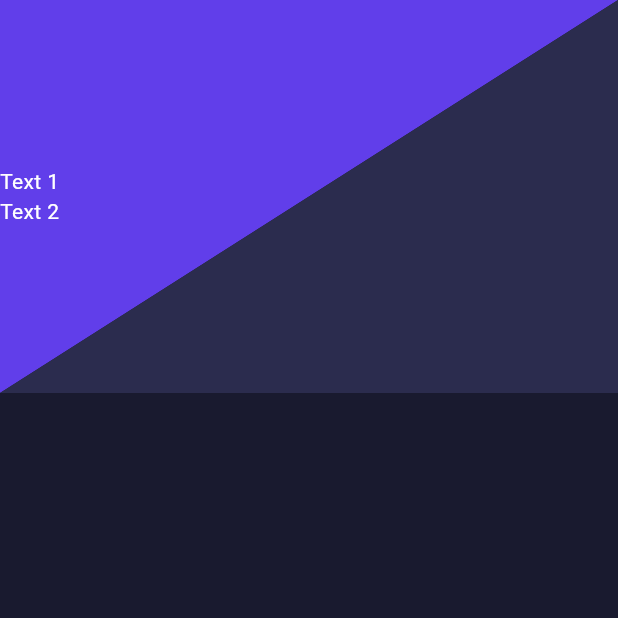
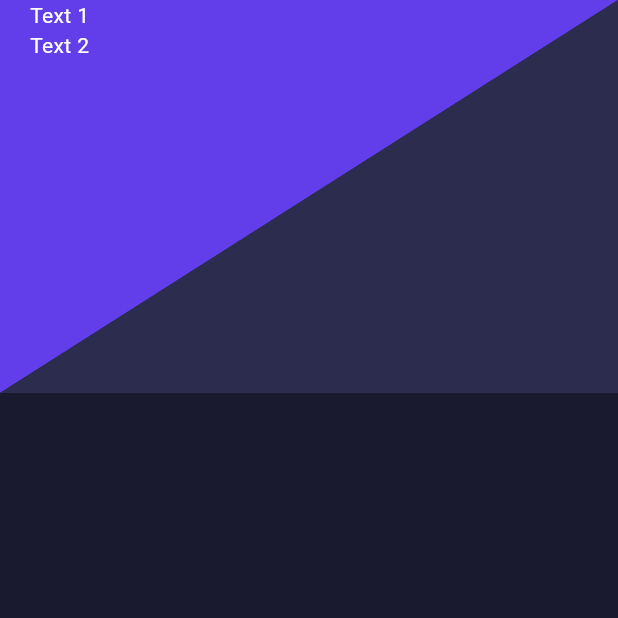
Before and after one commit to ba138/data, a Flutter app: the screen it shows after launch, on a phone screen of 412 x 824 dp, the top half of it. Run offline on Flutter 3.47's test engine with Material 3 defaults, Android fonts, the phone set to English and light mode, and no system bars; our stand-ins replace another_flushbar, fluttertoast.

Commit message:
implement stack

```diff
--- a/lib/view/home/home_view.dart
+++ b/lib/view/home/home_view.dart
@@ -25,12 +25,15 @@ class _HomeViewState extends State<HomeView> {
                 painter: TrianglePainter(),
                 size: const Size(double.infinity, 262.0),
               ),
-              const Column(
-                mainAxisAlignment: MainAxisAlignment.center,
-                children: [
-                  Text('Text 1', style: TextStyle(color: Colors.white)),
-                  Text('Text 2', style: TextStyle(color: Colors.white)),
-                ],
+              const Padding(
+                padding: EdgeInsets.only(left: 20.0, right: 20.0),
+                child: Column(
+                  mainAxisAlignment: MainAxisAlignment.start,
+                  children: [
+                    Text('Text 1', style: TextStyle(color: Colors.white)),
+                    Text('Text 2', style: TextStyle(color: Colors.white)),
+                  ],
+                ),
               ),
             ],
           ),
```
